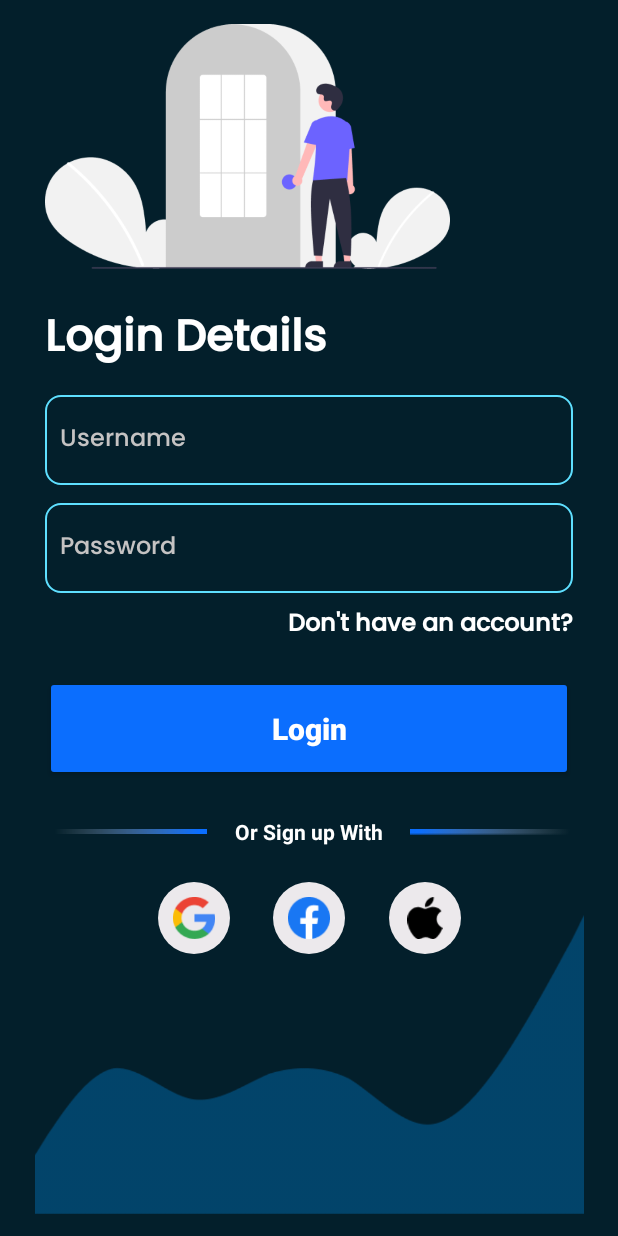
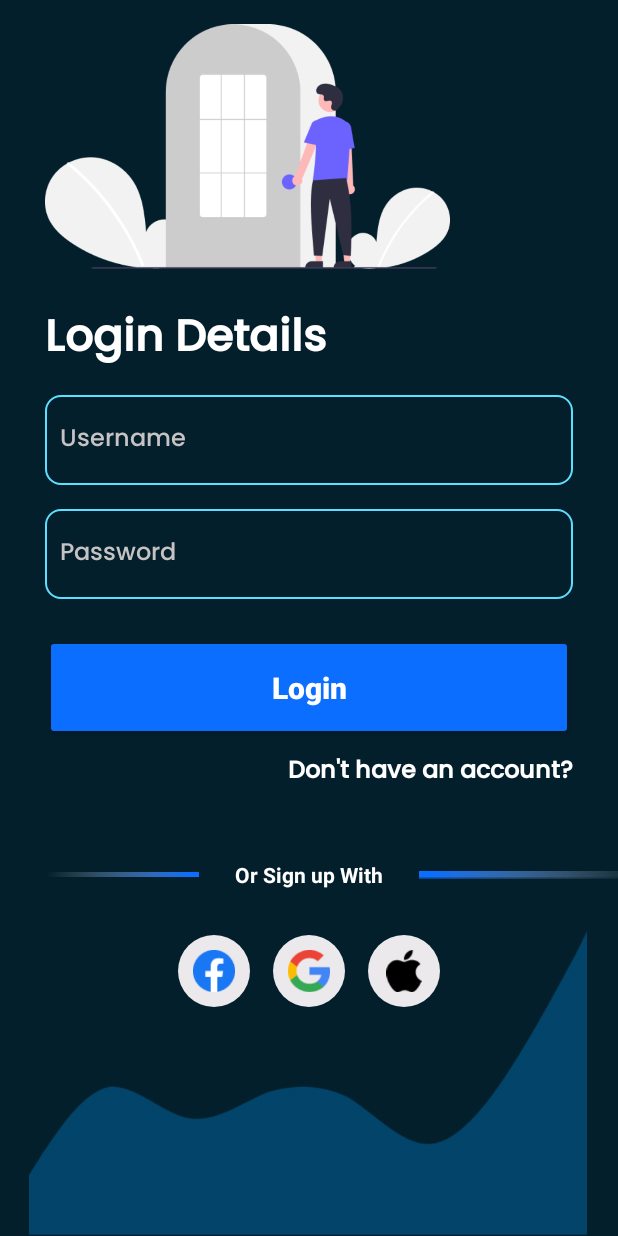
Before and after one commit to 2Kikyy/wisata-bali-rizky, an Android app: the LoginGuest screen opened directly, with no data from a screen before it, after a tap on "Login", on a phone screen of 412 x 824 dp. Run offline under Robolectric (Android 15) with nearby library versions, the light colour scheme and no system bars.

Commit message:
Membuat login dan register dengan SQLite

```diff
--- a/app/src/main/java/com/example/wisata_bali_rizky/DatabaseHelper.java
+++ b/app/src/main/java/com/example/wisata_bali_rizky/DatabaseHelper.java
@@ -17,7 +17,7 @@ public class DatabaseHelper extends SQLiteOpenHelper {
     public void onCreate(SQLiteDatabase db) {
         //db.execSQL("CREATE TABLE user(id INTEGER PRIMARY KEY AUTOINCREMENT, username TEXT, password TEXT, role TEXT)");
 
-        String sql = "CREATE TABLE user(id integer primary key, name text null, password text null, role text null);";
+        String sql = "CREATE TABLE user(id integer primary key autoincrement, name text null, password text null, role text null);";
         Log.d("Data", "onCreate: " + sql);
         db.execSQL(sql);
     }
--- a/app/src/main/java/com/example/wisata_bali_rizky/LoginGuest.java
+++ b/app/src/main/java/com/example/wisata_bali_rizky/LoginGuest.java
@@ -3,24 +3,54 @@ package com.example.wisata_bali_rizky;
 import androidx.appcompat.app.AppCompatActivity;
 
 import android.content.Intent;
+import android.database.Cursor;
+import android.database.sqlite.SQLiteDatabase;
 import android.os.Bundle;
 import android.view.View;
 import android.widget.Button;
+import android.widget.EditText;
 import android.widget.TextView;
+import android.widget.Toast;
 
 public class LoginGuest extends AppCompatActivity {
     TextView txtToRegis;
+
+    // Declaration EditTexts
+    EditText editTextUsername, editTextPassword;
+
+    // Declaration Button
+    Button btnLogin;
+
+    // Declaration SQLiteHelper
+    DatabaseHelper databaseHelper;
+
+    protected Cursor cursor;
     @Override
     protected void onCreate(Bundle savedInstanceState) {
         super.onCreate(savedInstanceState);
         setContentView(R.layout.activity_login_guest);
-        Button pengguna = findViewById(R.id.pengguna);
+
+        databaseHelper = new DatabaseHelper(this);
+        editTextUsername = findViewById(R.id.username);
+        editTextPassword = findViewById(R.id.password);
+        btnLogin = findViewById(R.id.btnLogin);
         txtToRegis = findViewById(R.id.txtToRegister);
-        pengguna.setOnClickListener(view -> {
 
-        });
-        txtToRegis.setOnClickListener(v->{
-            startActivity(new Intent(this, RegisterActivity.class));
-        });
+        btnLogin.setOnClickListener((view -> {
+            // check user input is correct or not
+//            if (validate())
+            SQLiteDatabase db = databaseHelper.getReadableDatabase();
+            cursor = db.rawQuery("SELECT * FROM user WHERE name = '" + editTextUsername.getText().toString() + "' and password = '" + editTextPassword.getText().toString() + "'", null);
+            if (cursor.getCount() == 1) {
+                cursor.moveToPosition(0);
+                Toast.makeText(getApplicationContext(), "Berhasil Login!", Toast.LENGTH_SHORT).show();
+                Intent intent = new Intent(LoginGuest.this, HomepageGuest.class);
+            }
+        }));
+
+        txtToRegis.setOnClickListener((view -> {
+            Intent intent = new Intent(LoginGuest.this, RegisterActivity.class);
+            startActivity(intent);
+        }));
     }
 }
--- a/app/src/main/res/layout/activity_login_guest.xml
+++ b/app/src/main/res/layout/activity_login_guest.xml
@@ -22,13 +22,12 @@
 
     <ImageView
         android:id="@+id/imageView6"
-        android:layout_width="366dp"
-        android:layout_height="232dp"
-        android:layout_marginTop="32dp"
+        android:layout_width="372dp"
+        android:layout_height="203dp"
         app:layout_constraintBottom_toBottomOf="parent"
         app:layout_constraintEnd_toEndOf="parent"
+        app:layout_constraintHorizontal_bias="0.488"
         app:layout_constraintStart_toStartOf="parent"
-        app:layout_constraintTop_toBottomOf="@+id/textView5"
         app:srcCompat="@drawable/bottom_bg" />
 
     <TextView
@@ -46,36 +45,32 @@
         app:layout_constraintTop_toBottomOf="@+id/imageView3" />
 
     <Button
-        android:id="@+id/pengguna"
+        android:id="@+id/btnLogin"
         android:layout_width="0dp"
         android:layout_height="70dp"
-        android:layout_marginTop="55dp"
+        android:layout_marginTop="24dp"
         android:backgroundTint="#0B6EFE"
         android:text="Login"
         android:textAllCaps="false"
         android:textColor="@color/white"
         android:textSize="20dp"
         android:textStyle="bold"
-        app:layout_constraintEnd_toEndOf="@+id/pwd"
-        app:layout_constraintHorizontal_bias="0.0"
-        app:layout_constraintStart_toStartOf="@+id/pwd"
-        app:layout_constraintTop_toBottomOf="@+id/pwd" />
+        app:layout_constraintEnd_toEndOf="@+id/password"
+        app:layout_constraintStart_toStartOf="@+id/password"
+        app:layout_constraintTop_toBottomOf="@+id/password" />
 
     <TextView
         android:id="@+id/txtToRegister"
         android:layout_width="wrap_content"
         android:layout_height="wrap_content"
         android:layout_marginTop="8dp"
-        android:layout_marginEnd="30dp"
         android:fontFamily="@font/poppins_medium"
         android:text="Don't have an account?"
         android:textColor="@color/white"
         android:textSize="16dp"
         android:textStyle="bold"
-        app:layout_constraintEnd_toEndOf="parent"
-        app:layout_constraintHorizontal_bias="1.0"
-        app:layout_constraintStart_toEndOf="@+id/pwd"
-        app:layout_constraintTop_toBottomOf="@+id/pwd" />
+        app:layout_constraintEnd_toEndOf="@+id/btnLogin"
+        app:layout_constraintTop_toBottomOf="@+id/btnLogin" />
 
     <EditText
         android:id="@+id/username"
@@ -96,11 +91,11 @@
         tools:ignore="MissingConstraints" />
 
     <EditText
-        android:id="@+id/pwd"
+        android:id="@+id/password"
         android:layout_width="match_parent"
         android:layout_height="60dp"
         android:layout_marginHorizontal="30dp"
-        android:layout_marginTop="12dp"
+        android:layout_marginTop="16dp"
         android:background="@drawable/bg_outline_btn_welcome_screen"
         android:fontFamily="@font/poppins_medium"
         android:hint="Password"
@@ -118,25 +113,22 @@
         android:id="@+id/textView5"
         android:layout_width="wrap_content"
         android:layout_height="wrap_content"
-        android:layout_marginTop="24dp"
+        android:layout_marginTop="80dp"
         android:text="Or Sign up With"
         android:textColor="@color/white"
         android:textSize="14dp"
         android:textStyle="bold"
-        app:layout_constraintEnd_toEndOf="parent"
-        app:layout_constraintHorizontal_bias="0.501"
-        app:layout_constraintStart_toStartOf="parent"
-        app:layout_constraintTop_toBottomOf="@+id/pengguna" />
+        app:layout_constraintEnd_toEndOf="@+id/btnLogin"
+        app:layout_constraintStart_toStartOf="@+id/btnLogin"
+        app:layout_constraintTop_toBottomOf="@+id/btnLogin" />
 
     <ImageView
         android:id="@+id/imageView4"
         android:layout_width="wrap_content"
         android:layout_height="wrap_content"
-        android:layout_marginEnd="18dp"
+        android:layout_marginEnd="24dp"
         app:layout_constraintBottom_toBottomOf="@+id/textView5"
         app:layout_constraintEnd_toStartOf="@+id/textView5"
-        app:layout_constraintHorizontal_bias="0.9"
-        app:layout_constraintStart_toStartOf="parent"
         app:layout_constraintTop_toTopOf="@+id/textView5"
         app:srcCompat="@drawable/sayap_kiri" />
 
@@ -144,55 +136,51 @@
         android:id="@+id/imageView5"
         android:layout_width="0dp"
         android:layout_height="wrap_content"
-        android:layout_marginStart="18dp"
+        android:layout_marginStart="24dp"
         app:layout_constraintBottom_toBottomOf="@+id/textView5"
-        app:layout_constraintEnd_toEndOf="parent"
-        app:layout_constraintHorizontal_bias="0.0"
         app:layout_constraintStart_toEndOf="@+id/textView5"
         app:layout_constraintTop_toTopOf="@+id/textView5"
         app:srcCompat="@drawable/sayap_kanan" />
+
+    <LinearLayout
+        android:layout_width="0dp"
+        android:layout_height="110dp"
+        android:gravity="center"
+        android:orientation="horizontal"
+        app:layout_constraintEnd_toEndOf="parent"
+        app:layout_constraintStart_toStartOf="parent"
+        app:layout_constraintTop_toBottomOf="@+id/textView5">
 
         <ImageButton
             android:id="@+id/imageButton"
             android:layout_width="48dp"
             android:layout_height="48dp"
-        android:layout_marginTop="24dp"
             android:adjustViewBounds="false"
             android:background="@drawable/circle_shape"
             android:padding="10dp"
             android:scaleType="fitCenter"
-        app:layout_constraintEnd_toEndOf="@+id/pengguna"
-        app:layout_constraintStart_toStartOf="@+id/pengguna"
-        app:layout_constraintTop_toBottomOf="@+id/textView5"
             app:srcCompat="@drawable/facbook" />
 
         <ImageButton
             android:id="@+id/imageButton2"
             android:layout_width="48dp"
             android:layout_height="48dp"
-        android:layout_marginStart="46dp"
-        android:layout_marginTop="24dp"
             android:background="@drawable/circle_shape"
             android:padding="10dp"
+            android:layout_marginStart="15dp"
+            android:layout_marginEnd="15dp"
             android:scaleType="fitCenter"
-        app:layout_constraintEnd_toStartOf="@+id/imageButton"
-        app:layout_constraintStart_toStartOf="@+id/pengguna"
-        app:layout_constraintTop_toBottomOf="@+id/textView5"
             app:srcCompat="@drawable/google" />
 
         <ImageButton
             android:id="@+id/imageButton3"
             android:layout_width="48dp"
             android:layout_height="48dp"
-        android:layout_marginTop="24dp"
-        android:layout_marginEnd="46dp"
             android:background="@drawable/circle_shape"
             android:padding="10dp"
             android:scaleType="fitCenter"
-        app:layout_constraintEnd_toEndOf="@+id/pengguna"
-        app:layout_constraintStart_toEndOf="@+id/imageButton"
-        app:layout_constraintTop_toBottomOf="@+id/textView5"
             app:srcCompat="@drawable/apple" />
+    </LinearLayout>
 
 
 </androidx.constraintlayout.widget.ConstraintLayout>
```
Lines whose indentation alone changed are shown as unchanged.
